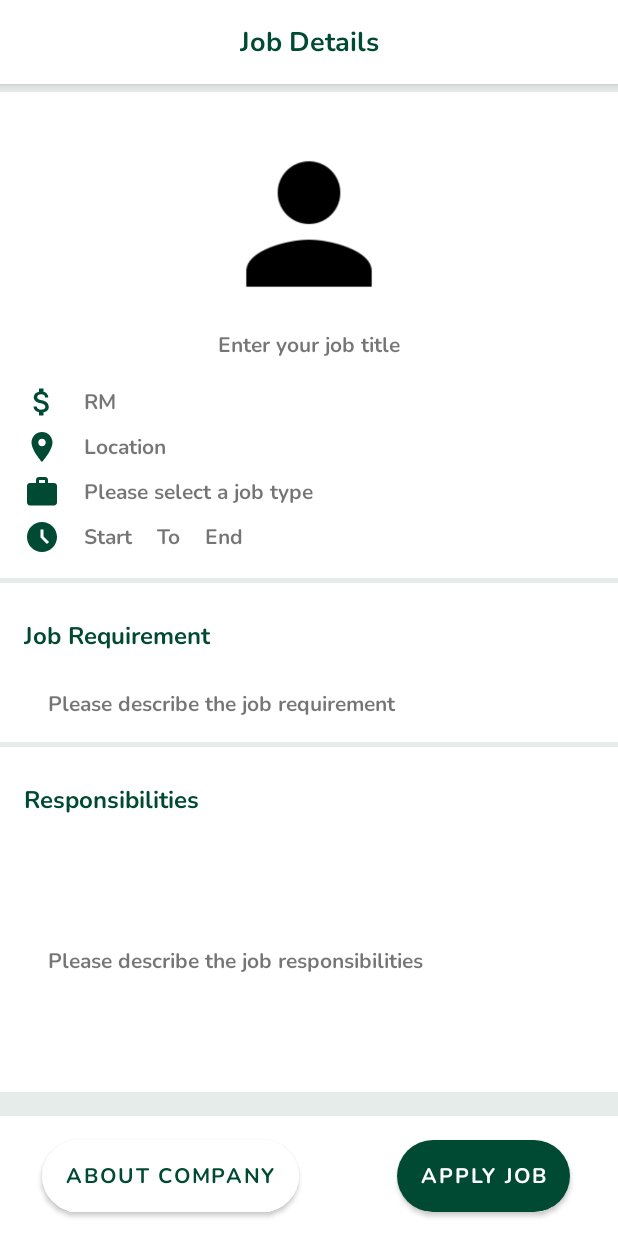
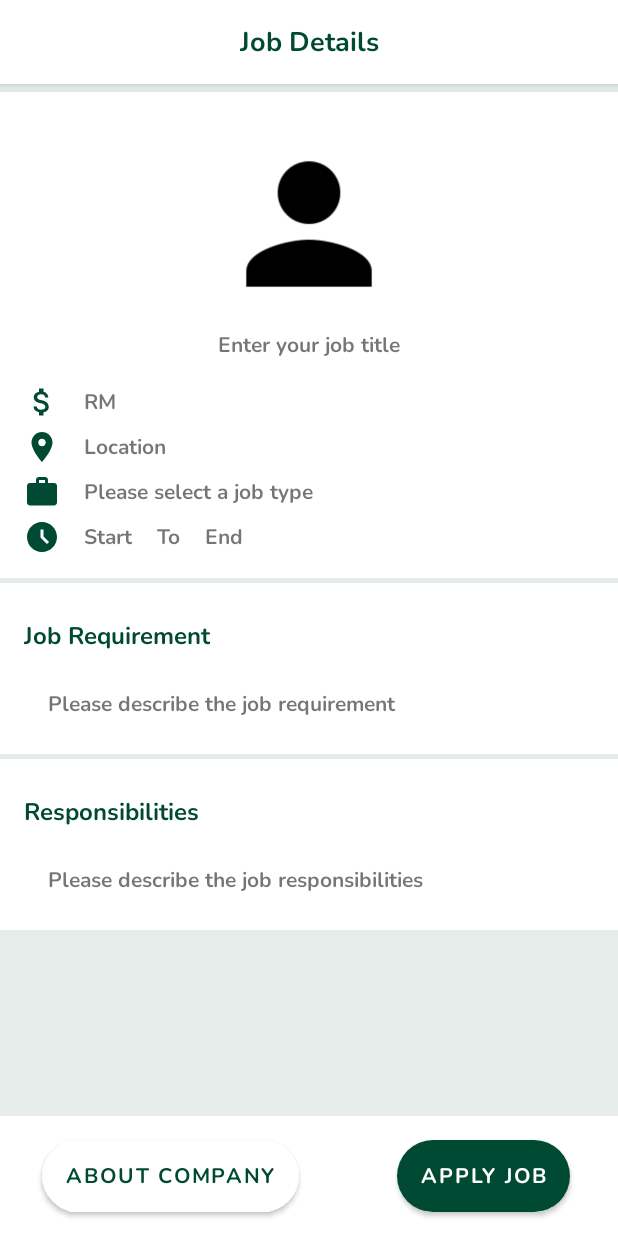
Before and after one commit to WeiChin04/EasyJob, an Android app: the layout fragment_user_job_detail.xml on its own in the app's theme, with its tools: preview values and no code run, on a phone screen of 412 x 824 dp. Run offline under Robolectric (Android 15) with nearby library versions, the phone set to English and light mode, and no system bars; network calls fail.

Commit message:
layout change

```diff
--- a/app/src/main/res/layout/fragment_user_job_detail.xml
+++ b/app/src/main/res/layout/fragment_user_job_detail.xml
@@ -228,6 +228,7 @@
                 android:layout_marginStart="16dp"
                 android:layout_marginTop="24dp"
                 android:layout_marginEnd="16dp"
+                android:layout_marginBottom="8dp"
                 android:text="@string/job_requirement_hint"
                 app:layout_constraintBottom_toBottomOf="parent"
                 app:layout_constraintEnd_toEndOf="parent"
@@ -238,12 +239,12 @@
         <androidx.constraintlayout.widget.ConstraintLayout
             android:id="@+id/clBottom"
             android:layout_width="match_parent"
-            android:layout_height="0dp"
+            android:layout_height="wrap_content"
             android:layout_marginTop="3dp"
-            android:layout_marginBottom="16dp"
             android:background="@color/white"
             android:paddingBottom="15dp"
-            app:layout_constraintBottom_toTopOf="@+id/clAction"
+            app:layout_constraintEnd_toEndOf="parent"
+            app:layout_constraintStart_toStartOf="parent"
             app:layout_constraintTop_toBottomOf="@+id/clBody">
 
             <TextView
@@ -264,6 +265,7 @@
                 android:layout_marginStart="16dp"
                 android:layout_marginTop="24dp"
                 android:layout_marginEnd="16dp"
+                android:layout_marginBottom="8dp"
                 android:text="@string/responsibilities_hint"
                 app:layout_constraintBottom_toBottomOf="parent"
                 app:layout_constraintEnd_toEndOf="parent"
@@ -326,9 +328,13 @@
 
             <TextView
                 android:id="@+id/tvShowMessage"
-                android:layout_width="wrap_content"
+                android:layout_width="0dp"
                 android:layout_height="wrap_content"
-                android:visibility="gone"
+
+                android:layout_marginStart="8dp"
+                android:layout_marginTop="8dp"
+                android:layout_marginEnd="8dp"
+                android:layout_marginBottom="8dp"
                 app:layout_constraintBottom_toBottomOf="parent"
                 app:layout_constraintEnd_toEndOf="parent"
                 app:layout_constraintStart_toEndOf="@+id/btnViewCompanyInfo"
```
